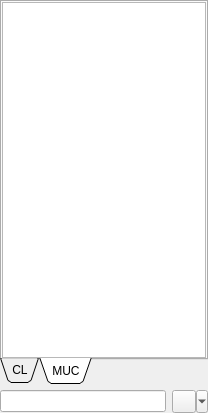
The window that src/plugins/azoth/mainwidget.ui (0xd34df00d/leechcraft) describes before a commit, drawn with Qt 5.
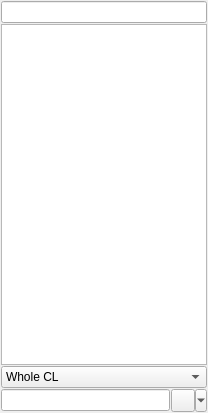
The same window after the commit. The open tabs and pages were chosen to show the change.

Commit message: Azoth: single-tree multimode roster.

The edit to the form file:
```diff
--- a/src/plugins/azoth/mainwidget.ui
+++ b/src/plugins/azoth/mainwidget.ui
@@ -13,28 +13,12 @@
   <property name="windowTitle">
    <string/>
   </property>
-  <layout class="QVBoxLayout" name="verticalLayout_2">
-   <property name="margin">
-    <number>0</number>
+  <layout class="QVBoxLayout" name="Layout_">
+   <property name="spacing">
+    <number>1</number>
    </property>
-   <item>
-    <widget class="QTabWidget" name="tabWidget">
-     <property name="tabPosition">
-      <enum>QTabWidget::South</enum>
-     </property>
-     <property name="tabShape">
-      <enum>QTabWidget::Triangular</enum>
-     </property>
-     <property name="currentIndex">
-      <number>0</number>
-     </property>
-     <widget class="QWidget" name="AllRoster_">
-      <attribute name="title">
-       <string>CL</string>
-      </attribute>
-      <layout class="QVBoxLayout" name="verticalLayout">
        <property name="margin">
-        <number>0</number>
+    <number>1</number>
        </property>
        <item>
         <widget class="QLineEdit" name="FilterLine_"/>
@@ -69,48 +53,18 @@
          </property>
         </widget>
        </item>
-      </layout>
-     </widget>
-     <widget class="QWidget" name="MUCRoster_">
-      <attribute name="title">
-       <string>MUC</string>
-      </attribute>
-      <layout class="QVBoxLayout" name="verticalLayout_3">
-       <property name="margin">
-        <number>0</number>
-       </property>
+   <item>
+    <widget class="QComboBox" name="RosterMode_">
+     <item>
+      <property name="text">
+       <string>Whole CL</string>
+      </property>
+     </item>
        <item>
-        <widget class="QTreeView" name="MUCCLTree_">
-         <property name="contextMenuPolicy">
-          <enum>Qt::CustomContextMenu</enum>
-         </property>
-         <property name="styleSheet">
-          <string notr="true">QTreeView::branch:!has-children {
-	background: transparent;
-}</string>
-         </property>
-         <property name="iconSize">
-          <size>
-           <width>32</width>
-           <height>32</height>
-          </size>
-         </property>
-         <property name="rootIsDecorated">
-          <bool>false</bool>
-         </property>
-         <property name="sortingEnabled">
-          <bool>true</bool>
-         </property>
-         <property name="animated">
-          <bool>true</bool>
-         </property>
-         <property name="headerHidden">
-          <bool>true</bool>
-         </property>
-        </widget>
-       </item>
-      </layout>
-     </widget>
+      <property name="text">
+       <string>Current MUC</string>
+      </property>
+     </item>
     </widget>
    </item>
    <item>
```
Lines whose indentation alone changed are shown as unchanged. The commit also changes 2 other files.
